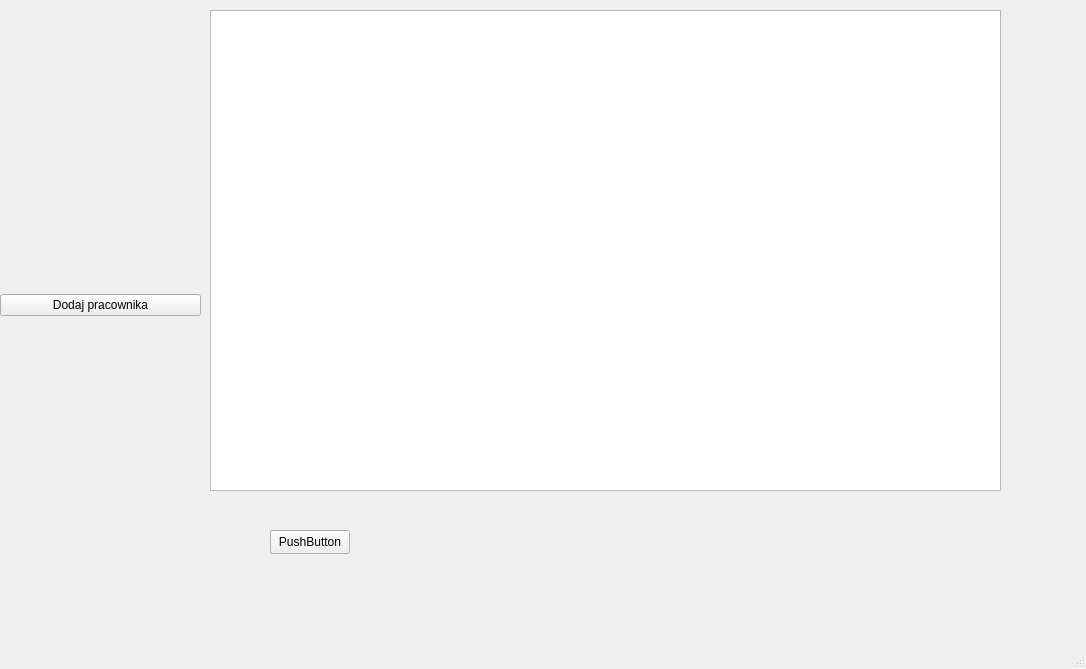
Before: the Qt Designer form mainwindow.ui in LukasZaw/company-manager-qt, drawn with Qt 5.
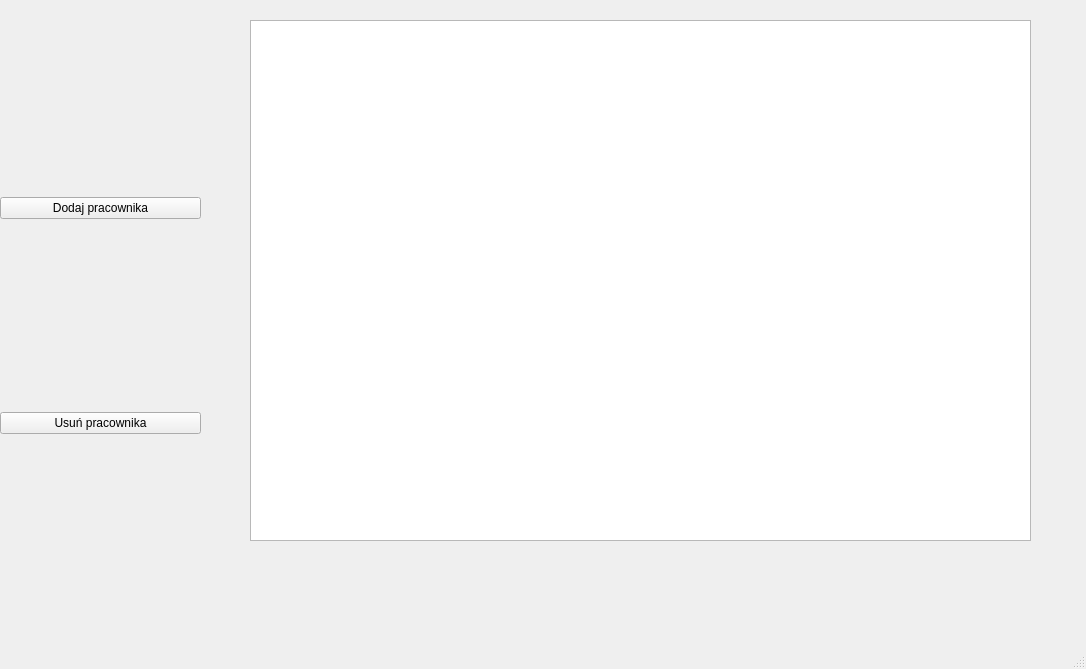
After: the same form once the commit is applied.

Commit message: Add employee model, Services for employees, Dialog and TableView

```diff
--- a/mainwindow.ui
+++ b/mainwindow.ui
@@ -18,7 +18,7 @@
     <property name="geometry">
      <rect>
       <x>0</x>
-      <y>0</y>
+      <y>10</y>
       <width>201</width>
       <height>611</height>
      </rect>
@@ -31,28 +31,22 @@
        </property>
       </widget>
      </item>
+     <item>
+      <widget class="QPushButton" name="pushButton_2">
+       <property name="text">
+        <string>Usuń pracownika</string>
+       </property>
+      </widget>
+     </item>
     </layout>
    </widget>
-   <widget class="QPushButton" name="pushButton_2">
+   <widget class="QTableView" name="employeesTableView">
     <property name="geometry">
      <rect>
-      <x>270</x>
-      <y>530</y>
-      <width>80</width>
-      <height>24</height>
-     </rect>
-    </property>
-    <property name="text">
-     <string>PushButton</string>
-    </property>
-   </widget>
-   <widget class="QTableWidget" name="employeesTable">
-    <property name="geometry">
-     <rect>
-      <x>210</x>
-      <y>10</y>
-      <width>791</width>
-      <height>481</height>
+      <x>250</x>
+      <y>20</y>
+      <width>781</width>
+      <height>521</height>
      </rect>
     </property>
    </widget>
```
The commit also changes 12 other files.
